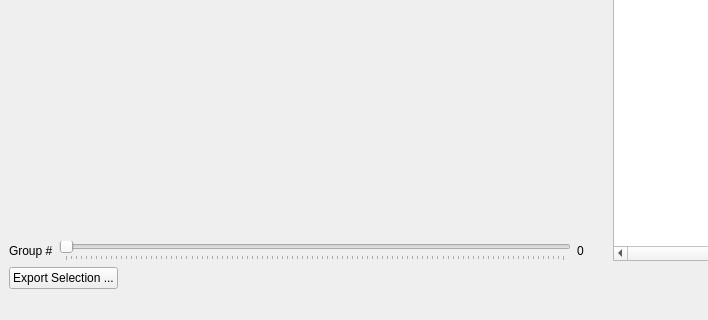
First picture: the form in ui/ui_file_metadata_display.ui, repository neutronimaging/python_notebooks, before the edit; both pictures show x 0 to 708 and y 367 to 687 of the 922 by 687 pixel window.
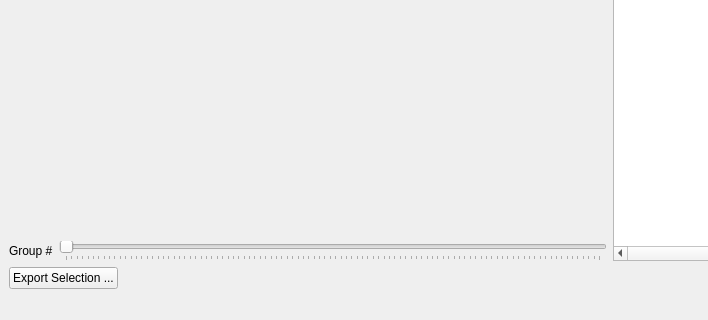
Second picture: the form after the edit.

What changed in the file:
```diff
--- a/ui/ui_file_metadata_display.ui
+++ b/ui/ui_file_metadata_display.ui
@@ -125,34 +125,15 @@
           </item>
           <item>
            <widget class="QSlider" name="group_slider">
+            <property name="autoFillBackground">
+             <bool>true</bool>
+            </property>
             <property name="orientation">
              <enum>Qt::Horizontal</enum>
             </property>
             <property name="tickPosition">
              <enum>QSlider::TicksBelow</enum>
             </property>
-            <property name="tickInterval">
-             <number>1</number>
-            </property>
-           </widget>
-          </item>
-          <item>
-           <widget class="QLabel" name="group_label">
-            <property name="minimumSize">
-             <size>
-              <width>30</width>
-              <height>0</height>
-             </size>
-            </property>
-            <property name="maximumSize">
-             <size>
-              <width>30</width>
-              <height>16777215</height>
-             </size>
-            </property>
-            <property name="text">
-             <string>0</string>
-            </property>
            </widget>
           </item>
          </layout>
```
Left out of the diff: 20 changed lines with no effect on the pictures.
